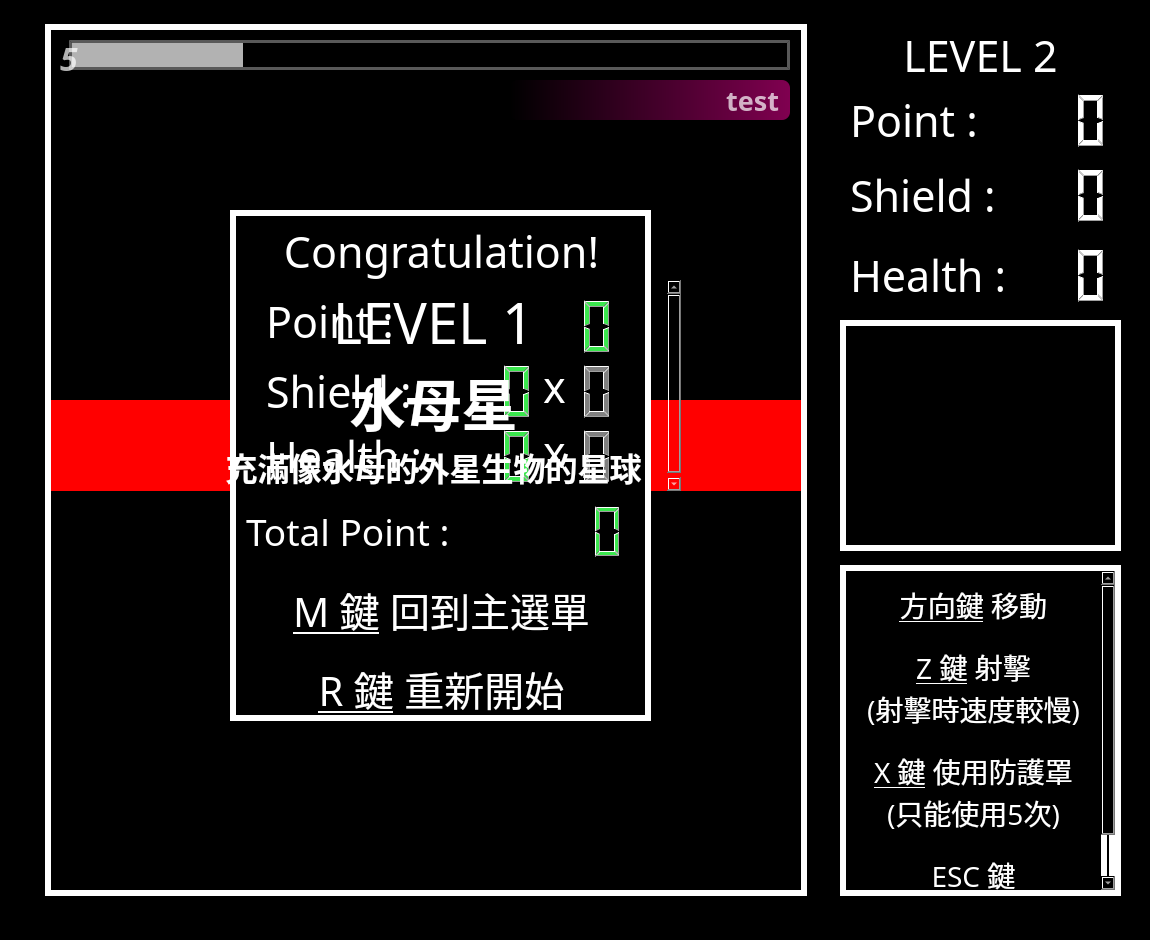
This is mainwindow.ui in alvin5716/Shooting-Game-Space-Defender as Qt 5 draws it before an edit. The edited form follows.
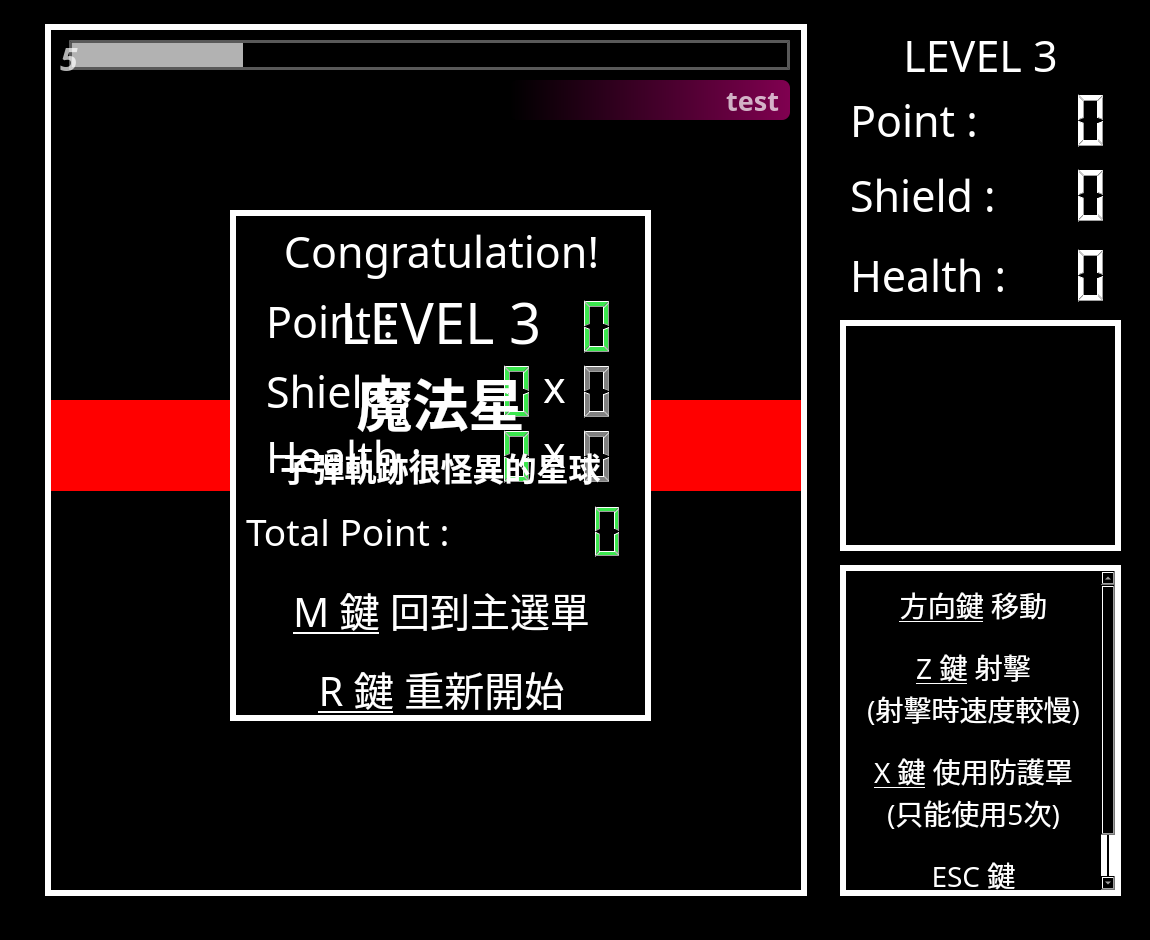
This is the edited form. The open tabs and pages were chosen to show the change. Icons and pictures are not drawn.

Diff of the .ui file:
```diff
--- a/mainwindow.ui
+++ b/mainwindow.ui
@@ -876,7 +876,7 @@
        <string notr="true">color: white;</string>
       </property>
       <property name="text">
-       <string>LEVEL 2</string>
+       <string>LEVEL 3</string>
       </property>
       <property name="alignment">
        <set>Qt::AlignCenter</set>
@@ -961,6 +961,39 @@
         </property>
        </widget>
       </widget>
+      <widget class="QWidget" name="page_3">
+       <widget class="QTextBrowser" name="levelIntro2_3">
+        <property name="geometry">
+         <rect>
+          <x>0</x>
+          <y>0</y>
+          <width>481</width>
+          <height>261</height>
+         </rect>
+        </property>
+        <property name="font">
+         <font>
+          <family>Abyssinica SIL</family>
+          <pointsize>12</pointsize>
+          <weight>75</weight>
+          <bold>true</bold>
+         </font>
+        </property>
+        <property name="styleSheet">
+         <string notr="true">color:white;
+background-color: transparent;</string>
+        </property>
+        <property name="html">
+         <string>&lt;!DOCTYPE HTML PUBLIC &quot;-//W3C//DTD HTML 4.0//EN&quot; &quot;http://www.w3.org/TR/REC-html40/strict.dtd&quot;&gt;
+&lt;html&gt;&lt;head&gt;&lt;meta name=&quot;qrichtext&quot; content=&quot;1&quot; /&gt;&lt;style type=&quot;text/css&quot;&gt;
+p, li { white-space: pre-wrap; }
+&lt;/style&gt;&lt;/head&gt;&lt;body style=&quot; font-family:'Abyssinica SIL'; font-size:12pt; font-weight:600; font-style:normal;&quot;&gt;
+&lt;p align=&quot;center&quot; style=&quot; margin-top:0px; margin-bottom:0px; margin-left:0px; margin-right:0px; -qt-block-indent:0; text-indent:0px;&quot;&gt;&lt;span style=&quot; font-family:'TW Cen MT'; font-size:56px; font-weight:400;&quot;&gt;LEVEL 3&lt;/span&gt;&lt;/p&gt;
+&lt;p align=&quot;center&quot; style=&quot; margin-top:0px; margin-bottom:0px; margin-left:0px; margin-right:0px; -qt-block-indent:0; text-indent:0px;&quot;&gt;&lt;span style=&quot; font-family:'微軟正黑體'; font-size:56px;&quot;&gt;魔法星&lt;/span&gt;&lt;/p&gt;
+&lt;p align=&quot;center&quot; style=&quot; margin-top:0px; margin-bottom:0px; margin-left:0px; margin-right:0px; -qt-block-indent:0; text-indent:0px;&quot;&gt;&lt;span style=&quot; font-family:'微軟正黑體'; font-size:32px;&quot;&gt;子彈軌跡很怪異的星球&lt;/span&gt;&lt;/p&gt;&lt;/body&gt;&lt;/html&gt;</string>
+        </property>
+       </widget>
+      </widget>
      </widget>
      <zorder>frame</zorder>
      <zorder>graphicsView</zorder>
```
Left out of the diff: 11 changed lines with no effect on the pictures.
